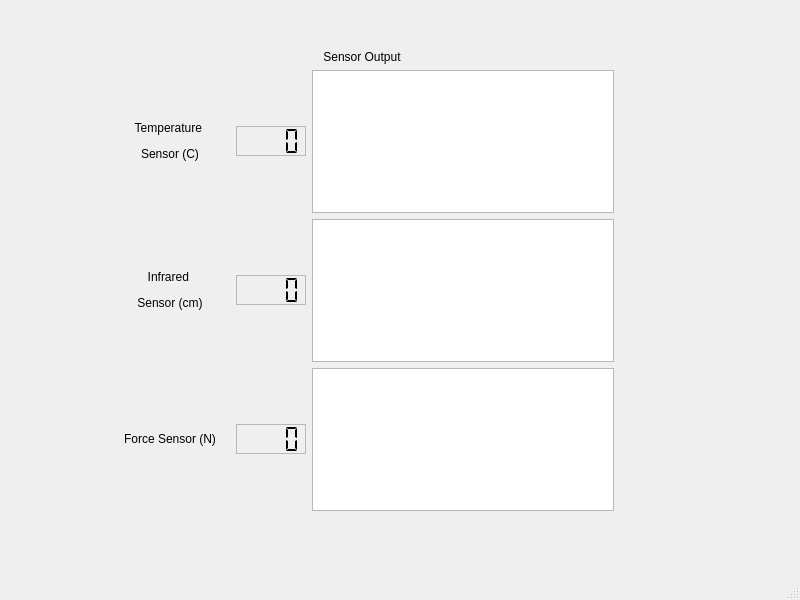
MechVamps/sensor_lab, file mainwindow.ui: the form before one commit.
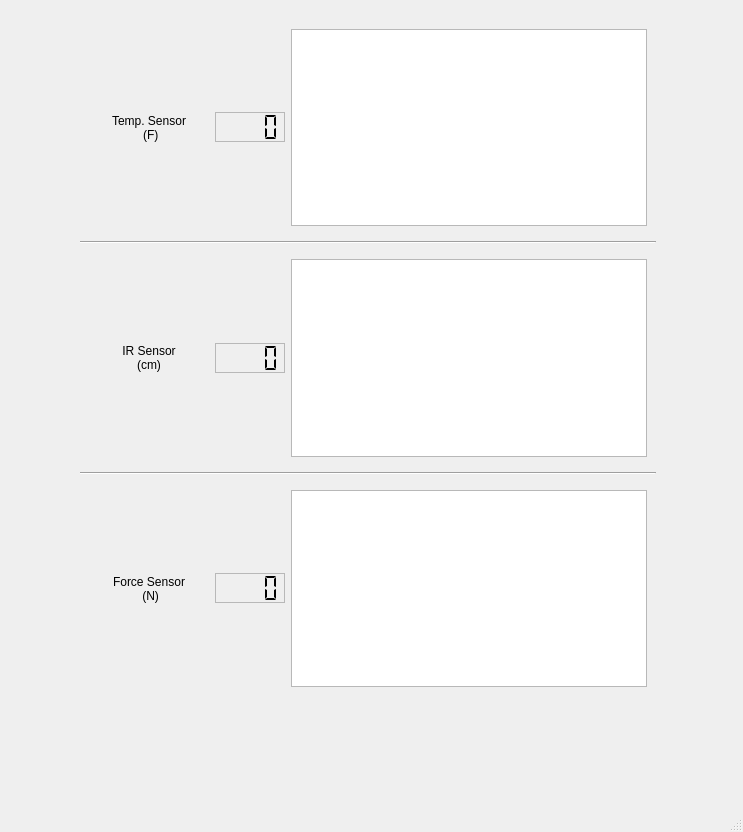
The form after the commit. Custom widgets are drawn as their Qt base class.

Commit message: Clean up lab1_full.ino and add code for parsing sensor data

The edit to the form file:
```diff
--- a/mainwindow.ui
+++ b/mainwindow.ui
@@ -6,38 +6,32 @@
    <rect>
     <x>0</x>
     <y>0</y>
-    <width>800</width>
-    <height>600</height>
+    <width>743</width>
+    <height>832</height>
    </rect>
   </property>
   <property name="windowTitle">
    <string>MainWindow</string>
   </property>
   <widget class="QWidget" name="centralwidget">
-   <widget class="QWidget" name="verticalLayoutWidget">
+   <property name="maximumSize">
+    <size>
+     <width>2000</width>
+     <height>3000</height>
+    </size>
+   </property>
+   <widget class="QWidget" name="sensormotorWidget" native="true">
     <property name="geometry">
      <rect>
-      <x>110</x>
-      <y>50</y>
-      <width>504</width>
-      <height>461</height>
+      <x>80</x>
+      <y>20</y>
+      <width>576</width>
+      <height>676</height>
      </rect>
     </property>
     <layout class="QVBoxLayout" name="verticalLayout">
      <item>
-      <widget class="QLabel" name="label_4">
-       <property name="layoutDirection">
-        <enum>Qt::LeftToRight</enum>
-       </property>
-       <property name="text">
-        <string>Sensor Output</string>
-       </property>
-       <property name="alignment">
-        <set>Qt::AlignCenter</set>
-       </property>
-      </widget>
-     </item>
-     <item>
+      <widget class="QWidget" name="tempWidget" native="true">
       <layout class="QHBoxLayout" name="horizontalLayout_3">
        <item>
         <widget class="QLabel" name="label_3">
@@ -53,14 +47,24 @@
            <height>0</height>
           </size>
          </property>
+          <property name="maximumSize">
+           <size>
+            <width>120</width>
+            <height>16777215</height>
+           </size>
+          </property>
          <property name="layoutDirection">
           <enum>Qt::LeftToRight</enum>
          </property>
          <property name="text">
-          <string>&lt;html&gt;&lt;head/&gt;&lt;body&gt;&lt;p align=&quot;center&quot;&gt;Temperature &lt;/p&gt;&lt;p align=&quot;center&quot;&gt;Sensor (C)&lt;/p&gt;&lt;/body&gt;&lt;/html&gt;</string>
+           <string>Temp. Sensor
+ (F)</string>
          </property>
          <property name="textFormat">
-          <enum>Qt::MarkdownText</enum>
+           <enum>Qt::PlainText</enum>
+          </property>
+          <property name="alignment">
+           <set>Qt::AlignCenter</set>
          </property>
         </widget>
        </item>
@@ -96,14 +100,23 @@
         </widget>
        </item>
        <item>
-        <widget class="PlotWidget" name="graphicsView_3"/>
-       </item>
-      </layout>
+         <widget class="PlotWidget" name="temp_plotView"/>
+        </item>
+       </layout>
+      </widget>
      </item>
      <item>
+      <widget class="Line" name="line">
+       <property name="orientation">
+        <enum>Qt::Horizontal</enum>
+       </property>
+      </widget>
+     </item>
+     <item>
+      <widget class="QWidget" name="irWidget" native="true">
       <layout class="QHBoxLayout" name="horizontalLayout_4">
        <item>
-        <widget class="QLabel" name="label_2">
+         <widget class="QLabel" name="label_4">
          <property name="sizePolicy">
           <sizepolicy hsizetype="Fixed" vsizetype="Preferred">
            <horstretch>0</horstretch>
@@ -116,11 +129,24 @@
            <height>0</height>
           </size>
          </property>
+          <property name="maximumSize">
+           <size>
+            <width>120</width>
+            <height>16777215</height>
+           </size>
+          </property>
+          <property name="layoutDirection">
+           <enum>Qt::LeftToRight</enum>
+          </property>
          <property name="text">
-          <string>&lt;html&gt;&lt;head/&gt;&lt;body&gt;&lt;p align=&quot;center&quot;&gt;Infrared &lt;/p&gt;&lt;p align=&quot;center&quot;&gt;Sensor (cm)&lt;/p&gt;&lt;/body&gt;&lt;/html&gt;</string>
+           <string>IR Sensor
+(cm)</string>
          </property>
          <property name="textFormat">
-          <enum>Qt::MarkdownText</enum>
+           <enum>Qt::PlainText</enum>
+          </property>
+          <property name="alignment">
+           <set>Qt::AlignCenter</set>
          </property>
         </widget>
        </item>
@@ -156,14 +182,23 @@
         </widget>
        </item>
        <item>
-        <widget class="PlotWidget" name="graphicsView_2"/>
-       </item>
-      </layout>
+         <widget class="PlotWidget" name="ir_plotView"/>
+        </item>
+       </layout>
+      </widget>
      </item>
      <item>
-      <layout class="QHBoxLayout" name="horizontalLayout_5">
+      <widget class="Line" name="line_3">
+       <property name="orientation">
+        <enum>Qt::Horizontal</enum>
+       </property>
+      </widget>
+     </item>
        <item>
-        <widget class="QLabel" name="label">
+      <widget class="QWidget" name="forceWidget" native="true">
+       <layout class="QHBoxLayout" name="horizontalLayout_7">
+        <item>
+         <widget class="QLabel" name="label_12">
          <property name="sizePolicy">
           <sizepolicy hsizetype="Fixed" vsizetype="Preferred">
            <horstretch>0</horstretch>
@@ -176,20 +211,24 @@
            <height>0</height>
           </size>
          </property>
-         <property name="sizeIncrement">
+          <property name="maximumSize">
           <size>
-           <width>0</width>
-           <height>0</height>
-          </size>
-         </property>
-         <property name="baseSize">
-          <size>
-           <width>0</width>
-           <height>0</height>
-          </size>
+            <width>120</width>
+            <height>16777215</height>
+           </size>
+          </property>
+          <property name="layoutDirection">
+           <enum>Qt::LeftToRight</enum>
          </property>
          <property name="text">
-          <string>&lt;html&gt;&lt;head/&gt;&lt;body&gt;&lt;p align=&quot;center&quot;&gt;Force Sensor (N)&lt;/p&gt;&lt;/body&gt;&lt;/html&gt;</string>
+           <string>Force Sensor
+ (N)</string>
+          </property>
+          <property name="textFormat">
+           <enum>Qt::PlainText</enum>
+          </property>
+          <property name="alignment">
+           <set>Qt::AlignCenter</set>
          </property>
         </widget>
        </item>
@@ -225,9 +264,10 @@
         </widget>
        </item>
        <item>
-        <widget class="PlotWidget" name="force_PlotView"/>
-       </item>
-      </layout>
+         <widget class="PlotWidget" name="force_plotView"/>
+        </item>
+       </layout>
+      </widget>
      </item>
     </layout>
    </widget>
```
Left out of the diff: 2 changed lines with no effect on the pictures. Lines whose indentation alone changed are shown as unchanged. The commit also changes 8 other files.
